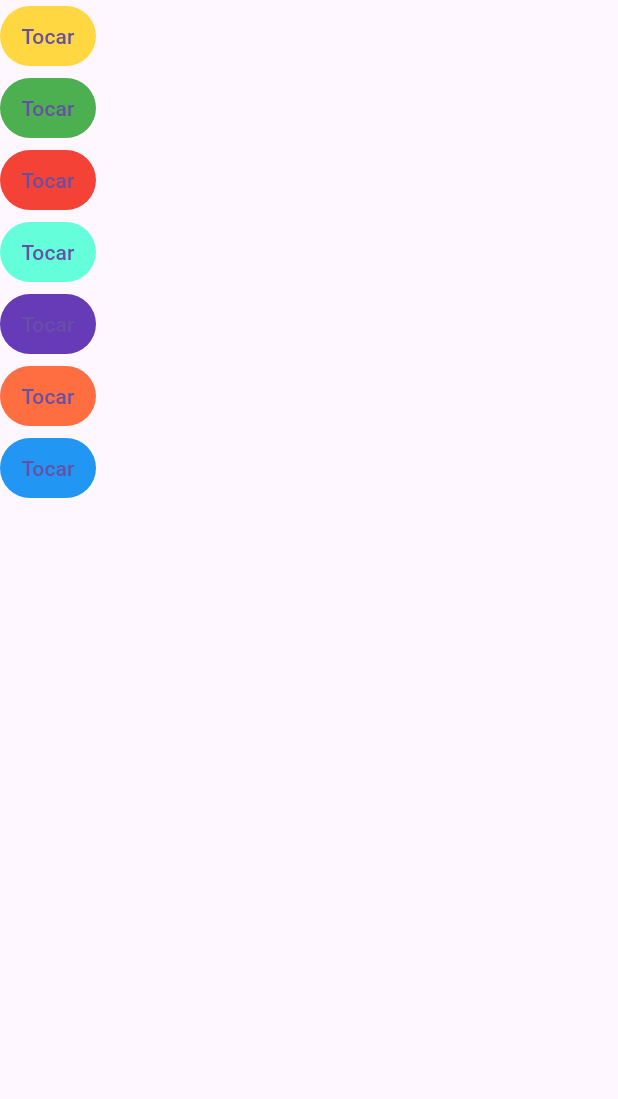
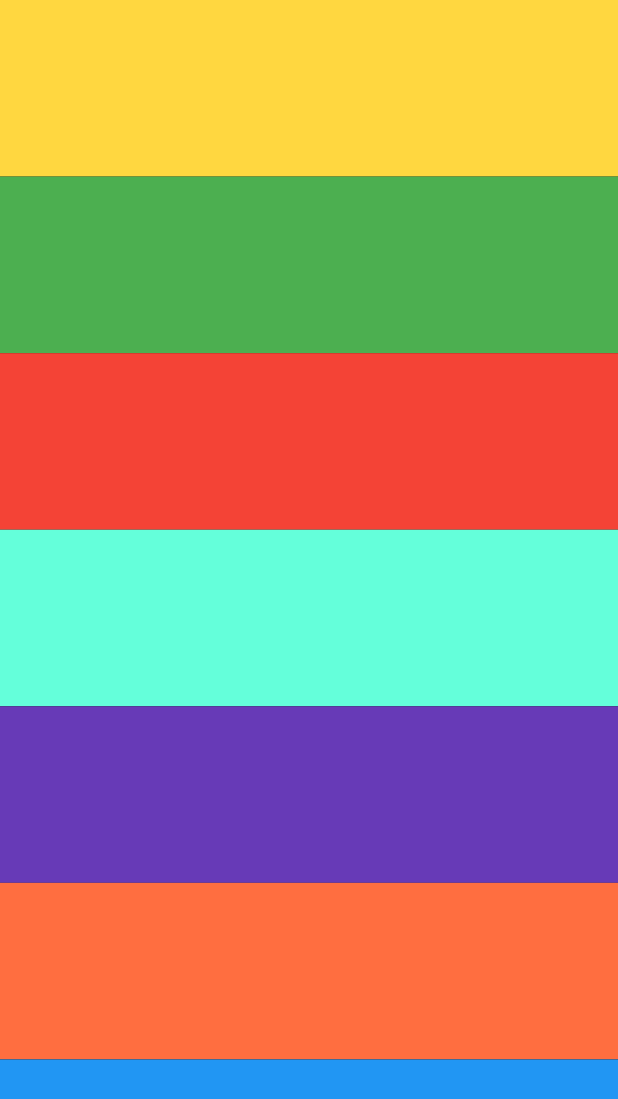
Before and after one commit to rjla-developer/Xylophone-Flutter-2023, a Flutter app: the screen it shows after launch, on a phone screen of 412 x 824 dp. Shown: the top 1099 px of the screen. Run offline on Flutter 3.47's test engine with Material 3 defaults, Android fonts, the light colour scheme and no system bars; our stand-ins replace audioplayers.

Commit message:
Se arreglaron los estilos faltantes para el diseño que se pidio

```diff
--- a/lib/main.dart
+++ b/lib/main.dart
@@ -6,7 +6,7 @@ void main() => runApp(const XylophoneApp());
 class XylophoneApp extends StatelessWidget {
   const XylophoneApp({super.key});
 
-  Future<void> playSound (int soundNumber) async {
+  Future<void> playSound(int soundNumber) async {
     final player = AudioPlayer();
     await player.play(AssetSource('note$soundNumber.wav'));
   }
@@ -15,72 +15,112 @@ class XylophoneApp extends StatelessWidget {
   Widget build(BuildContext context) {
     return MaterialApp(
       home: Scaffold(
+        backgroundColor: Colors.black,
         body: SafeArea(
-          child: Column(children: [
-            TextButton(
+          child: Column(
+            crossAxisAlignment: CrossAxisAlignment.stretch,
+            mainAxisAlignment: MainAxisAlignment.spaceEvenly,
+            children: [
+              Expanded(
+                child: TextButton(
                   style: TextButton.styleFrom(
-                backgroundColor: Colors.amberAccent
+                    backgroundColor: Colors.amberAccent,
+                    shape: RoundedRectangleBorder(
+                      borderRadius: BorderRadius.circular(0),
+                    ),
                   ),
                   onPressed: () async {
                     playSound(1);
                   },
-              child: const Text('Tocar'),
+                  child: Container(),
                 ),
-            TextButton(
+              ),
+              Expanded(
+                child: TextButton(
                   style: TextButton.styleFrom(
-                  backgroundColor: Colors.green
+                    backgroundColor: Colors.green,
+                    shape: RoundedRectangleBorder(
+                      borderRadius: BorderRadius.circular(0),
+                    ),
                   ),
                   onPressed: () async {
                     playSound(2);
                   },
-              child: const Text('Tocar'),
+                  child: Container(),
                 ),
-            TextButton(
+              ),
+              Expanded(
+                child: TextButton(
                   style: TextButton.styleFrom(
-                  backgroundColor: Colors.red
+                    backgroundColor: Colors.red,
+                    shape: RoundedRectangleBorder(
+                      borderRadius: BorderRadius.circular(0),
+                    ),
                   ),
                   onPressed: () async {
                     playSound(3);
                   },
-              child: const Text('Tocar'),
+                  child: Container(),
                 ),
-            TextButton(
+              ),
+              Expanded(
+                child: TextButton(
                   style: TextButton.styleFrom(
-                  backgroundColor: Colors.tealAccent
+                    backgroundColor: Colors.tealAccent,
+                    shape: RoundedRectangleBorder(
+                      borderRadius: BorderRadius.circular(0),
+                    ),
                   ),
                   onPressed: () async {
                     playSound(4);
                   },
-              child: const Text('Tocar'),
+                  child: Container(),
                 ),
-            TextButton(
+              ),
+              Expanded(
+                child: TextButton(
                   style: TextButton.styleFrom(
-                  backgroundColor: Colors.deepPurple
+                    backgroundColor: Colors.deepPurple,
+                    shape: RoundedRectangleBorder(
+                      borderRadius: BorderRadius.circular(0),
+                    ),
                   ),
                   onPressed: () async {
                     playSound(5);
                   },
-              child: const Text('Tocar'),
+                  child: Container(),
                 ),
-            TextButton(
+              ),
+              Expanded(
+                child: TextButton(
                   style: TextButton.styleFrom(
-                  backgroundColor: Colors.deepOrangeAccent
+                    backgroundColor: Colors.deepOrangeAccent,
+                    shape: RoundedRectangleBorder(
+                      borderRadius: BorderRadius.circular(0),
+                    ),
                   ),
                   onPressed: () async {
                     playSound(6);
                   },
-              child: const Text('Tocar'),
+                  child: Container(),
                 ),
-            TextButton(
+              ),
+              Expanded(
+                child: TextButton(
                   style: TextButton.styleFrom(
-                  backgroundColor: Colors.blue
+                    backgroundColor: Colors.blue,
+                    shape: RoundedRectangleBorder(
+                      borderRadius: BorderRadius.circular(0),
+                    ),
                   ),
                   onPressed: () async {
                     playSound(7);
                   },
-              child: const Text('Tocar'),
+                  child: Container(),
                 ),
-          ]),
+              ),
+            ],
+          ),
         ),
       ),
     );
```
Lines whose indentation alone changed are shown as unchanged.
